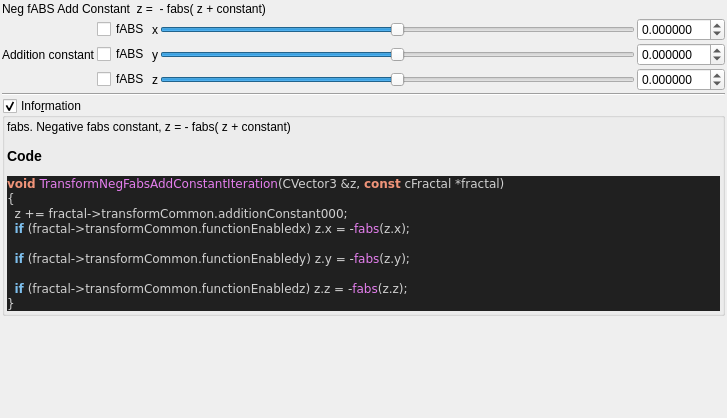
Qt form mandelbulber2/qt_data/fractal_transf_neg_fabs_add_constant.ui (buddhi1980/mandelbulber2) before a commit.
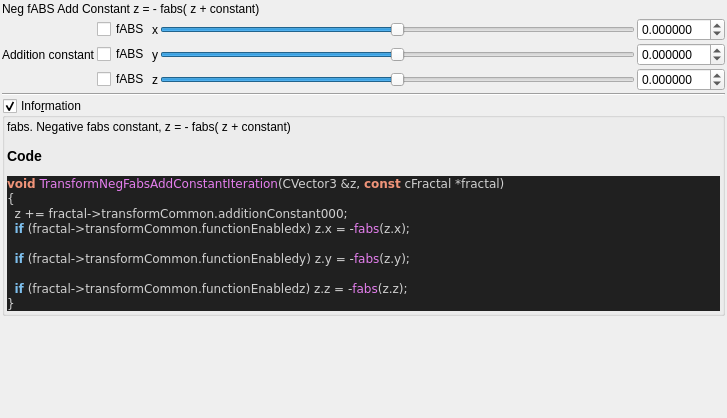
The same form after that commit. Custom widgets are drawn as their Qt base class.

```diff
--- a/mandelbulber2/qt_data/fractal_transf_neg_fabs_add_constant.ui
+++ b/mandelbulber2/qt_data/fractal_transf_neg_fabs_add_constant.ui
@@ -32,7 +32,7 @@
    <item>
     <widget class="QLabel" name="label_26">
      <property name="text">
-      <string>Neg fABS Add Constant  z =  - fabs( z + constant)</string>
+      <string>Neg fABS Add Constant z = - fabs( z + constant)</string>
      </property>
     </widget>
    </item>
```
